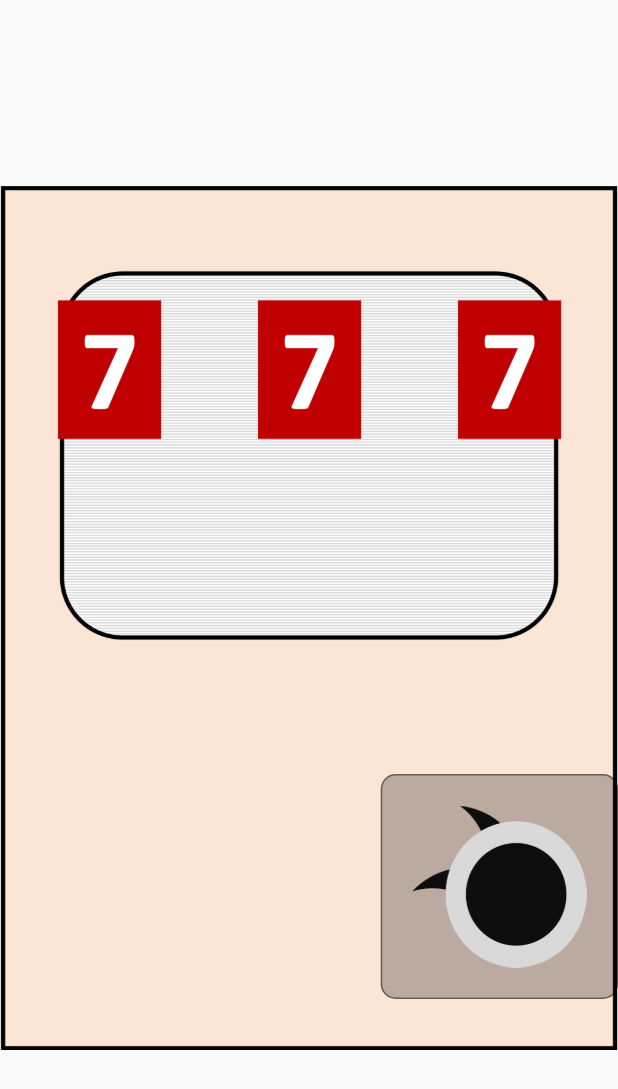
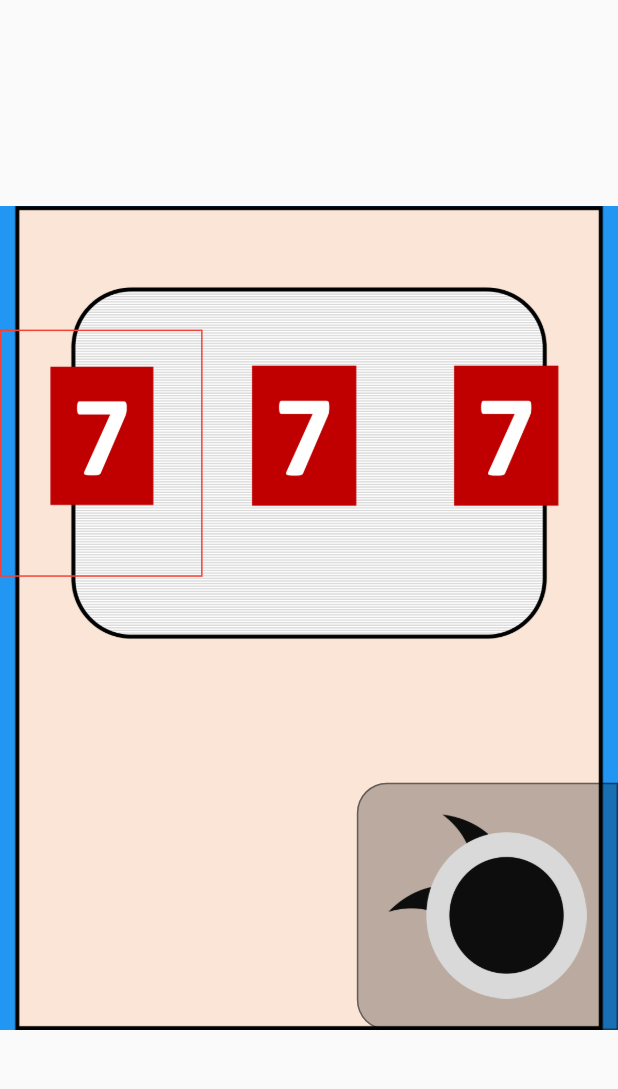
Before and after one commit to uneruby/flutter_test, a Flutter app: the screen it shows after launch, on a phone screen of 412 x 824 dp. Shown: the top 1089 px of the screen. Run offline on Flutter 3.47's test engine with Material 2 defaults, Android fonts, the phone set to English and light mode, and no system bars; our stand-ins replace flutter_riverpod, freezed_annotation.

Commit message:
UIの修正

```diff
--- a/lib/view/home_page.dart
+++ b/lib/view/home_page.dart
@@ -11,6 +11,9 @@ class HomePage extends ConsumerWidget {
 
   @override
   Widget build(BuildContext context, WidgetRef ref) {
+    final double deviceHeight = MediaQuery.of(context).size.height;
+    final double deviceWidth = MediaQuery.of(context).size.width;
+
     // state（状態）
     final _homePageState = ref.watch(homePageProvider);
     // provider（状態の操作）
@@ -22,68 +25,83 @@ class HomePage extends ConsumerWidget {
       body: SizedBox(
           width: double.infinity,
           child: Container(
+              alignment: Alignment.center,
+              child: AspectRatio(
+                  aspectRatio: 3 / 4,
+                  child: Container(
                     decoration: const BoxDecoration(
+                        color: Colors.blue,
                         image: DecorationImage(
                           image: AssetImage('images/mockKYOUTAI.png'),
                         )),
-            child: Column(
-                mainAxisAlignment: MainAxisAlignment.spaceEvenly,
-                crossAxisAlignment: CrossAxisAlignment.center,
+                    child: Stack(
+                        // mainAxisAlignment: MainAxisAlignment.spaceEvenly,
+                        // crossAxisAlignment: CrossAxisAlignment.center,
                         children: [
-                  SizedBox(
-                      width: 400,
-                      height: 200,
+                          Positioned(
+                              top: deviceWidth * 0.2,
                               child: Row(
                                 mainAxisAlignment: MainAxisAlignment.center,
                                 children: [
-                          Expanded(
-                              child: Visibility(
+                                  Visibility(
                                     maintainSize: true,
                                     maintainState: true,
                                     maintainAnimation: true,
                                     visible: _homePageState.visibleL,
-                                  child: Image.asset(
-                                      images.items[_homePageState.indexL]))),
-                          Expanded(
-                              child: Visibility(
+                                    child: Container(
+                                        decoration: BoxDecoration(
+                                          border: Border.all(color: Colors.red),
+                                        ),
+                                        height: deviceWidth * 0.4,
+                                        child: Image.asset(images
+                                            .items[_homePageState.indexL])),
+                                  ),
+                                  Visibility(
                                       maintainSize: true,
                                       maintainState: true,
                                       maintainAnimation: true,
                                       visible: _homePageState.visibleC,
-                                  child: Image.asset(
-                                      images.items[_homePageState.indexC]))),
-                          Expanded(
-                              child: Visibility(
+                                      child: Container(
+                                          height: deviceWidth * 0.4,
+                                          child: Image.asset(images
+                                              .items[_homePageState.indexC]))),
+                                  Visibility(
                                       maintainSize: true,
                                       maintainState: true,
                                       maintainAnimation: true,
                                       visible: _homePageState.visibleR,
-                                  child: Image.asset(
-                                      images.items[_homePageState.indexR]))),
+                                      child: Container(
+                                          height: deviceWidth * 0.4,
+                                          child: Image.asset(images
+                                              .items[_homePageState.indexR]))),
                                 ],
                               )),
-                  Container(
-                      alignment: Alignment.bottomRight,
-                      width: 600,
-                      height: 150,
+                          Positioned(
+                              bottom: 0,
+                              right: 0,
                               child: Container(
+                                  height: deviceWidth * 0.4,
                                   padding: const EdgeInsets.all(20),
                                   decoration: BoxDecoration(
                                     color: Colors.black26,
                                     border: Border.all(color: Colors.black45),
-                            borderRadius: BorderRadius.circular(10),
+                                    borderRadius: const BorderRadius.horizontal(
+                                        left: Radius.circular(20)),
                                   ),
                                   child: InkResponse(
                                     onTap: () {
                                       _homePageNotifier.loopLottery();
                                     },
                                     child: Transform.rotate(
-                              angle: _homePageState.handleAngle * pi / 180,
-                              child: Image.asset("images/handle.png"),
+                                      angle:
+                                          _homePageState.handleAngle * pi / 180,
+                                      child: Expanded(
+                                          child:
+                                              Image.asset("images/handle.png")),
                                     ),
                                   )))
                         ]),
-          )),
+                  )))),
     );
   }
 }
```
Lines whose indentation alone changed are shown as unchanged.
